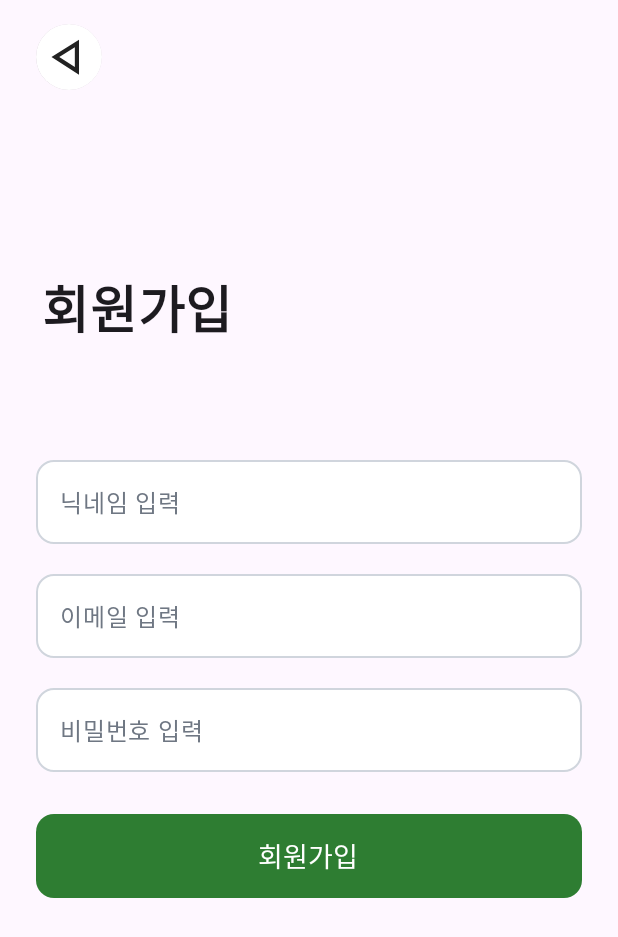
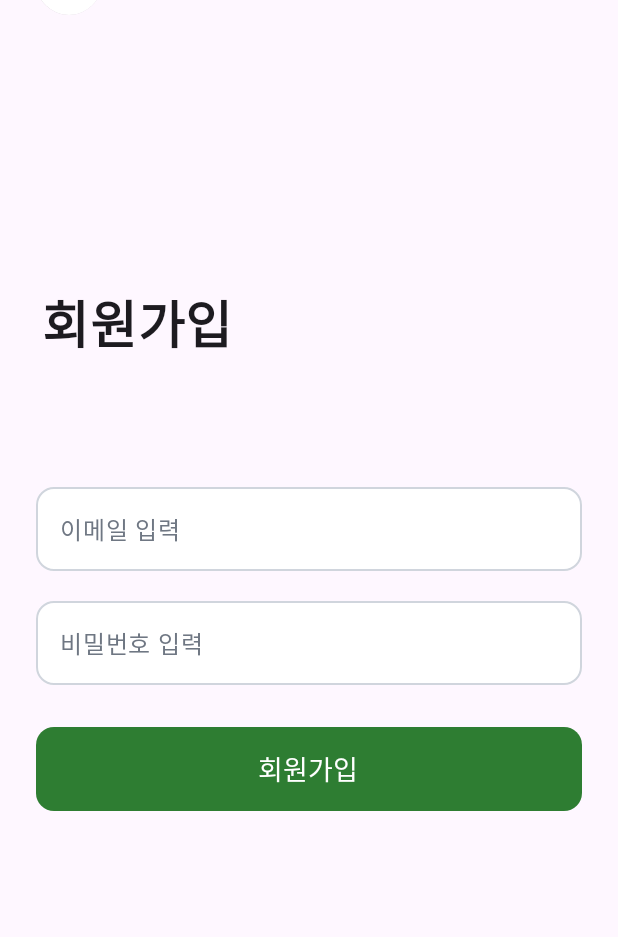
Before and after one commit to leedain0228/Health-Care-Dispenser, an Android app built with Jetpack Compose: the SignupScreen screen opened through its navigation route, on a phone screen of 412 x 824 dp. Shown: the top 937 px of the screen. Run offline under Robolectric (Android 15) with nearby library versions, the phone set to English and light mode, and no system bars.

Commit message:
처음 화면, 회원가입 화면 구현

```diff
--- a/app/src/main/java/com/example/healthcaredispenser/navigation/NavGraph.kt
+++ b/app/src/main/java/com/example/healthcaredispenser/navigation/NavGraph.kt
@@ -29,7 +29,8 @@ fun AppNavGraph(
         composable(Routes.SIGNUP) {
             SignupScreen(
                 onBackClick = { navController.popBackStack() },
-                onSubmitClick = { nickname, email, password ->
+                onSubmitClick = {email, password ->
+                    navController.popBackStack()
                     // TODO: 회원가입 처리 후 pop 또는 다음 화면 이동
                 }
             )
--- a/app/src/main/java/com/example/healthcaredispenser/ui/screens/SignupScreen.kt
+++ b/app/src/main/java/com/example/healthcaredispenser/ui/screens/SignupScreen.kt
@@ -22,25 +22,24 @@ import androidx.compose.ui.text.font.FontWeight
 import androidx.compose.ui.text.input.ImeAction
 import androidx.compose.ui.text.input.KeyboardType
 import androidx.compose.ui.text.input.PasswordVisualTransformation
-import androidx.compose.ui.text.style.TextAlign
-import androidx.compose.ui.tooling.preview.Preview
 import androidx.compose.ui.unit.dp
 import androidx.compose.ui.unit.sp
 import com.example.healthcaredispenser.R
 import androidx.compose.ui.focus.FocusRequester
 import androidx.compose.ui.focus.focusRequester
+import androidx.compose.ui.tooling.preview.Preview
+
 
 @Composable
 fun SignupScreen(
     modifier: Modifier = Modifier,
     onBackClick: () -> Unit = {},
-    onSubmitClick: (nickname: String, email: String, password: String) -> Unit = { _, _, _ -> }
+    onSubmitClick: (email: String, password: String) -> Unit = { _, _ -> }
 ) {
     val borderGray = Color(0xFFD0D5DD)
     val loginGreen = Color(0xFF2E7D32)
     val hintGray  = Color(0xFF6F7783)
 
-    var nickname by remember { mutableStateOf("") }
     var email    by remember { mutableStateOf("") }
     var password by remember { mutableStateOf("") }
 
@@ -51,6 +50,7 @@ fun SignupScreen(
     Column(
         modifier = modifier
             .fillMaxSize()
+            .offset(y = (-50).dp)
             .padding(horizontal = 24.dp)
             .padding(top = WindowInsets.statusBars.asPaddingValues().calculateTopPadding()),
         horizontalAlignment = Alignment.Start
@@ -82,53 +82,18 @@ fun SignupScreen(
             lineHeight = 40.sp,
             modifier = Modifier
                 .padding(start = 24.dp)
-                .offset(x = -20.dp, y = 90.dp)
-
+                .offset(x = -20.dp, y = 150.dp)
         )
 
         Box(
-            modifier = Modifier
-                .fillMaxSize()
+            modifier = Modifier.fillMaxSize()
         ) {
             Column(
                 modifier = Modifier
-                    .align(Alignment.Center)
-                    .offset(x = 0.dp, y = -30.dp)
+                    .align(Alignment.Center) // 중앙 배치
                     .fillMaxWidth(),
                 horizontalAlignment = Alignment.CenterHorizontally
             ) {
-                // 닉네임
-                OutlinedTextField(
-                    value = nickname,
-                    onValueChange = { nickname = it },
-                    modifier = Modifier
-                        .fillMaxWidth()
-                        .height(56.dp),
-                    placeholder = { Text("닉네임 입력") },
-                    singleLine = true,
-                    shape = RoundedCornerShape(12.dp),
-                    keyboardOptions = KeyboardOptions(
-                        keyboardType = KeyboardType.Text,
-                        imeAction = ImeAction.Next
-                    ),
-                    keyboardActions = KeyboardActions(
-                        onNext = { emailFocus.requestFocus() }
-                    ),
-                    colors = OutlinedTextFieldDefaults.colors(
-                        focusedBorderColor = borderGray,
-                        unfocusedBorderColor = borderGray,
-                        cursorColor = loginGreen,
-                        focusedTextColor = Color.Black,
-                        unfocusedTextColor = Color.Black,
-                        focusedContainerColor = Color.White,
-                        unfocusedContainerColor = Color.White,
-                        focusedPlaceholderColor = hintGray,
-                        unfocusedPlaceholderColor = hintGray
-                    )
-                )
-
-                Spacer(Modifier.height(20.dp))
-
                 // 이메일
                 OutlinedTextField(
                     value = email,
@@ -181,7 +146,7 @@ fun SignupScreen(
                     keyboardActions = KeyboardActions(
                         onDone = {
                             focusManager.clearFocus()
-                            onSubmitClick(nickname, email, password)
+                            onSubmitClick(email, password)
                         }
                     ),
                     colors = OutlinedTextFieldDefaults.colors(
@@ -202,7 +167,7 @@ fun SignupScreen(
                 Button(
                     onClick = {
                         focusManager.clearFocus()
-                        onSubmitClick(nickname, email, password)
+                        onSubmitClick(email, password)
                     },
                     modifier = Modifier
                         .fillMaxWidth()
```
